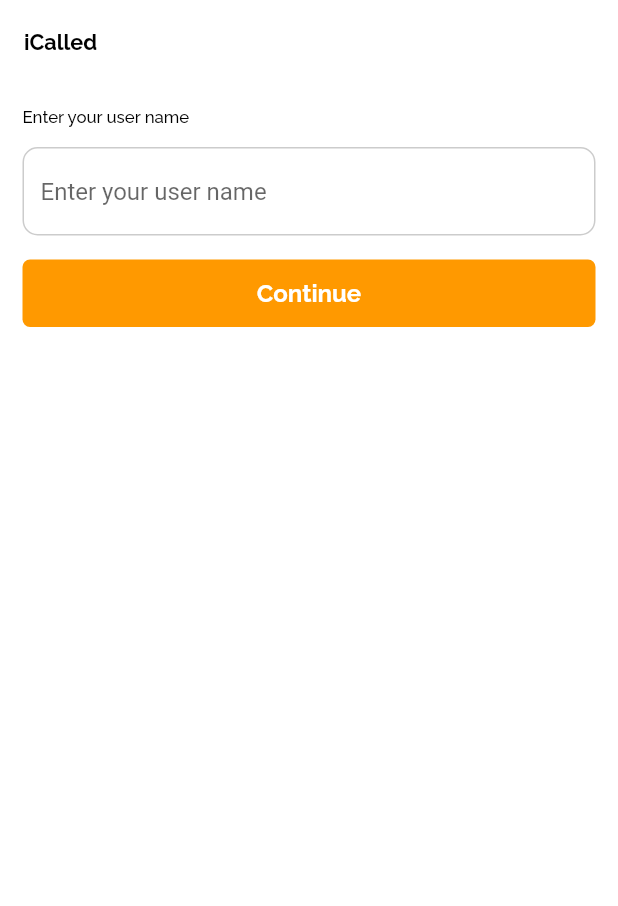
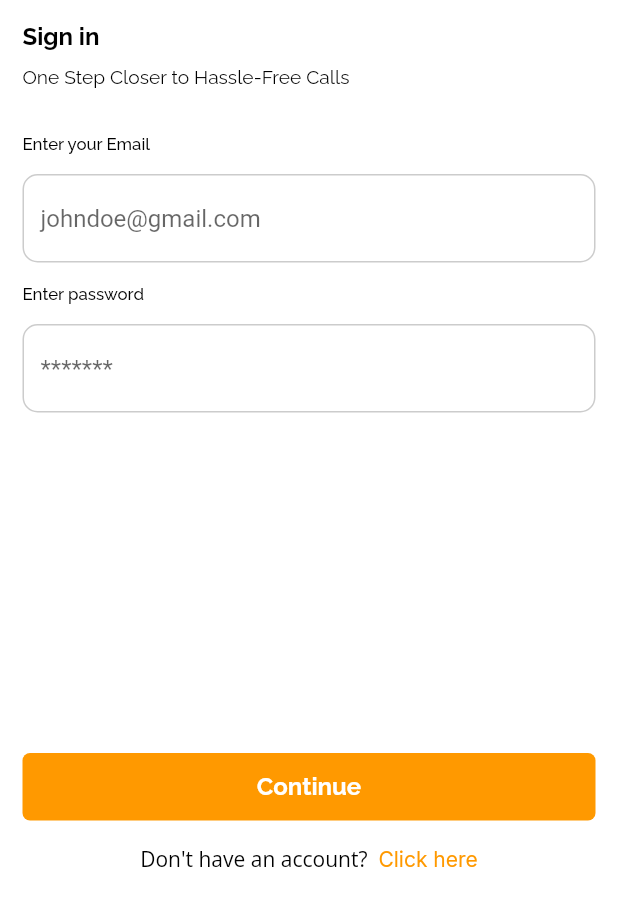
Before and after one commit to fiki2002/I_called, a Flutter app: the OnboardingScreen screen opened by its route, after a tap on "Get Started", on a phone screen of 412 x 824 dp. Shown: the top 906 px of the screen. Run offline on Flutter 3.47's test engine with Material 2 defaults, Android fonts, the phone set to English and light mode, and no system bars; our stand-ins replace firebase_core, flutter_svg, google_fonts; missing offline and left inert: zego_uikit_prebuilt_call; accounts and stored records are empty.

Commit message:
feat: sign in and sign up done

```diff
--- a/lib/core/components/text_widget.dart
+++ b/lib/core/components/text_widget.dart
@@ -1,3 +1,4 @@
+import 'package:flutter/gestures.dart';
 import 'package:i_called/core/constants/constants.dart';
 import 'package:flutter/material.dart';
 import 'package:google_fonts/google_fonts.dart';
@@ -62,6 +63,7 @@ class TwoSpanTextWidget extends StatelessWidget {
     this.maxLines,
     this.overflow,
     this.decoration,
+    this.recognizer2,
   }) : super(key: key);
 
   final String text;
@@ -76,6 +78,7 @@ class TwoSpanTextWidget extends StatelessWidget {
   final int? maxLines;
   final TextOverflow? overflow;
   final TextDecoration? decoration;
+  final GestureRecognizer? recognizer2;
 
   @override
   Widget build(BuildContext context) {
@@ -91,6 +94,7 @@ class TwoSpanTextWidget extends StatelessWidget {
         children: <InlineSpan>[
           TextSpan(
             text: text2,
+            recognizer: recognizer2,
             style: GoogleFonts.inter(
               fontSize: fontSize2,
               color: textColor2,
--- a/lib/core/components/textfield.dart
+++ b/lib/core/components/textfield.dart
@@ -12,6 +12,10 @@ class TextFieldWidget extends StatelessWidget {
     this.hintText,
     this.keyboardType,
     this.inputFormats,
+    this.title,
+    this.focusNode,
+    this.textInputAction,
+    this.onFieldSubmitted,
   });
 
   final String? Function(String?)? validator;
@@ -20,32 +24,32 @@ class TextFieldWidget extends StatelessWidget {
   final String? hintText;
   final TextInputType? keyboardType;
   final List<TextInputFormatter>? inputFormats;
+  final String? title;
+  final FocusNode? focusNode;
+  final TextInputAction? textInputAction;
+  final Function(String)? onFieldSubmitted;
+
   @override
   Widget build(BuildContext context) {
     return Column(
       crossAxisAlignment: CrossAxisAlignment.start,
       children: [
-        switch (showDefault) {
-          true => Column(
-              children: [
-                const TextWidget(
-                  'Enter your user name',
-                  fontSize: kfsTiny,
-                  fontWeight: kW500,
-                ),
-                Gap.box(height: kfsTiny),
-              ],
-            ),
-          false => const SizedBox.shrink(),
-          _ => const SizedBox.shrink(),
-        },
+        TextWidget(
+          title ?? 'Enter your user name',
+          fontSize: kfsTiny,
+          fontWeight: kW500,
+        ),
+        Gap.box(height: kfsTiny),
         TextFormField(
+          onFieldSubmitted: onFieldSubmitted,
+          textInputAction: textInputAction,
+          focusNode: focusNode,
           inputFormatters: inputFormats,
           keyboardType: keyboardType,
           validator: validator,
           controller: controller,
           decoration: InputDecoration(
-            hintText: showDefault == true ? 'Enter your user name' : hintText,
+            hintText: hintText ?? 'Enter your user name',
             border: _borderStyle,
             focusedBorder: _enabledBorder,
             enabledBorder: _borderStyle,
--- a/lib/core/navigator/route_generator.dart
+++ b/lib/core/navigator/route_generator.dart
@@ -5,9 +5,10 @@ import 'package:flutter/foundation.dart' show kIsWeb;
 import 'package:flutter/cupertino.dart';
 import 'package:flutter/material.dart';
 import 'package:i_called/core/navigator/navigator.dart';
+import 'package:i_called/features/auth/presentation/sign_up_view.dart';
 import 'package:i_called/features/call_page/domain/user_model.dart';
 import 'package:i_called/features/call_page/presentation/create_or_join_call.dart';
-import 'package:i_called/features/call_page/presentation/home_page.dart';
+import 'package:i_called/features/auth/presentation/login_view.dart';
 import 'package:i_called/features/call_page/presentation/preview_page.dart';
 import 'package:i_called/features/call_page/presentation/zego_cloud_prebuilt_widget.dart';
 import 'package:i_called/features/onboarding/onboarding_screen.dart';
@@ -20,8 +21,10 @@ class RouteGenerator {
     switch (settings.name) {
       case OnboardingScreen.route:
         return pageRoute(const OnboardingScreen());
-      case HomePage.route:
-        return pageRoute(const HomePage());
+      case LoginView.route:
+        return pageRoute(const LoginView());
+       case SignUpView.route:
+        return pageRoute(const SignUpView());
       case PreviewPage.route:
         return pageRoute(PreviewPage(user: args as User));
       case VideoCallPage.route:
--- /dev/null
+++ b/lib/features/auth/presentation/login_view.dart
@@ -0,0 +1,127 @@
+import 'dart:math';
+
+import 'package:flutter/gestures.dart';
+import 'package:flutter/material.dart';
+import 'package:i_called/core/components/components.dart';
+import 'package:i_called/core/components/textfield.dart';
+import 'package:i_called/core/constants/constants.dart';
+import 'package:i_called/core/navigator/navigator.dart';
+import 'package:i_called/core/utils/utils.dart';
+import 'package:i_called/features/auth/presentation/sign_up_view.dart';
+import 'package:i_called/features/call_page/domain/user_model.dart';
+import 'package:i_called/features/call_page/presentation/create_or_join_call.dart';
+
+class LoginView extends StatefulWidget {
+  static const route = 'home-page';
+  const LoginView({super.key});
+
+  @override
+  State<LoginView> createState() => _HomePageState();
+}
+
+class _HomePageState extends State<LoginView> {
+  final GlobalKey<FormState> _formKey = GlobalKey<FormState>();
+
+  late final TextEditingController _emailController;
+  late final TextEditingController _passwordController;
+  late final FocusNode _emailNode;
+  late final FocusNode _passwordNode;
+
+  @override
+  Widget build(BuildContext context) {
+    return ScaffoldWidget(
+      useSingleScroll: false,
+      body: Form(
+        key: _formKey,
+        child: Column(
+          crossAxisAlignment: CrossAxisAlignment.start,
+          children: [
+            const TextWidget(
+              'Sign in',
+              fontSize: kfsExtraLarge,
+              fontWeight: kW700,
+            ),
+            Gap.box(height: kSmall10),
+            const TextWidget('One Step Closer to Hassle-Free Calls'),
+            Gap.box(height: kBig30),
+            TextFieldWidget(
+              textInputAction: TextInputAction.next,
+              focusNode: _emailNode,
+              keyboardType: TextInputType.emailAddress,
+              onFieldSubmitted: (_) => _passwordNode.requestFocus(),
+              controller: _emailController,
+              validator: (value) => value?.validateEmail(),
+              hintText: 'johndoe@gmail.com',
+              title: 'Enter your Email',
+            ),
+            Gap.box(height: kfsTiny),
+            TextFieldWidget(
+              keyboardType: TextInputType.visiblePassword,
+              textInputAction: TextInputAction.done,
+              onFieldSubmitted: (_) => _submit(),
+              focusNode: _passwordNode,
+              controller: _passwordController,
+              title: 'Enter password',
+              hintText: '*******',
+              validator: (value) => value?.validatePassword(value),
+            ),
+            const Spacer(),
+            Button(
+              text: 'Continue',
+              onTap: () => _submit(),
+            ),
+            Gap.box(height: kfsMedium),
+            Align(
+              alignment: Alignment.center,
+              child: TwoSpanTextWidget(
+                'Don\'t have an account?  ',
+                'Click here',
+                fontSize: kfsTiny,
+                fontSize2: kfsTiny,
+                textColor2: kPrimaryColor,
+                recognizer2: TapGestureRecognizer()
+                  ..onTap =
+                      () => AppRouter.instance.navigateTo(SignUpView.route),
+              ),
+            ),
+            const Spacer(),
+          ],
+        ),
+      ),
+    );
+  }
+
+  @override
+  void initState() {
+    _emailController = TextEditingController();
+    _passwordController = TextEditingController();
+    _emailNode = FocusNode();
+    _passwordNode = FocusNode();
+    super.initState();
+  }
+
+  @override
+  void dispose() {
+    _emailController.dispose();
+    _passwordController.dispose();
+    _emailNode.dispose();
+    _passwordNode.dispose();
+    super.dispose();
+  }
+
+  void _submit() {
+    if (_formKey.currentState?.validate() ?? false) {
+      _formKey.currentState?.save();
+
+      final String id = Random().nextInt(1000).toString();
+
+      final User user = User(
+        id: id,
+        userName: 'text',
+        callId: '',
+      );
+
+      AppRouter.instance.navigateTo(CreateOrJoinCall.route, arguments: user);
+    }
+  }
+}
--- a/lib/features/call_page/presentation/home_page.dart
+++ /dev/null
@@ -1,86 +0,0 @@
-import 'dart:math';
-
-import 'package:flutter/material.dart';
-import 'package:i_called/core/components/components.dart';
-import 'package:i_called/core/components/textfield.dart';
-import 'package:i_called/core/constants/constants.dart';
-import 'package:i_called/core/navigator/navigator.dart';
-import 'package:i_called/core/utils/utils.dart';
-import 'package:i_called/features/call_page/domain/user_model.dart';
-import 'package:i_called/features/call_page/presentation/create_or_join_call.dart';
-
-class HomePage extends StatefulWidget {
-  static const route = 'home-page';
-  const HomePage({super.key});
-
-  @override
-  State<HomePage> createState() => _HomePageState();
-}
-
-class _HomePageState extends State<HomePage> {
-  final GlobalKey<FormState> _formKey = GlobalKey<FormState>();
-
-  late final TextEditingController _controller;
-
-  @override
-  void initState() {
-    _controller = TextEditingController();
-    super.initState();
-  }
-
-  @override
-  void dispose() {
-    _controller.dispose();
-    super.dispose();
-  }
-
-  @override
-  Widget build(BuildContext context) {
-    return ScaffoldWidget(
-      useSingleScroll: false,
-      appBar: AppBar(
-        backgroundColor: kcWhiteColor,
-        foregroundColor: kcTextColor,
-        elevation: 0,
-        automaticallyImplyLeading: false,
-        title: const TextWidget(
-          'iCalled',
-          fontSize: kfsLarge,
-          fontWeight: kW700,
-        ),
-      ),
-      body: Form(
-        key: _formKey,
-        child: Column(
-          children: [
-            TextFieldWidget(
-              controller: _controller,
-              validator: (value) => value?.validateAnyField(field: 'User name'),
-            ),
-            Gap.box(height: kfsMedium),
-            Button(
-              text: 'Continue',
-              onTap: () => _submit(),
-            ),
-          ],
-        ),
-      ),
-    );
-  }
-
-  void _submit() {
-    if (_formKey.currentState?.validate() ?? false) {
-      _formKey.currentState?.save();
-
-      final String id = Random().nextInt(1000).toString();
-
-      final User user = User(
-        id: id,
-        userName: _controller.text,
-        callId: '',
-      );
-
-      AppRouter.instance.navigateTo(CreateOrJoinCall.route, arguments: user);
-    }
-  }
-}
--- a/lib/features/onboarding/onboarding_screen.dart
+++ b/lib/features/onboarding/onboarding_screen.dart
@@ -2,7 +2,7 @@ import 'package:flutter/material.dart';
 import 'package:i_called/core/components/components.dart';
 import 'package:i_called/core/constants/constants.dart';
 import 'package:i_called/core/navigator/navigator.dart';
-import 'package:i_called/features/call_page/presentation/home_page.dart';
+import 'package:i_called/features/auth/presentation/login_view.dart';
 
 class OnboardingScreen extends StatelessWidget {
   static const route = "/onboarding";
@@ -33,8 +33,8 @@ class OnboardingScreen extends StatelessWidget {
           Gap.box(height: kBig100),
           Button(
             text: 'Get Started',
-            onTap: () => AppRouter.instance.clearRouteAndPush(HomePage.route),
-          )
+            onTap: () => AppRouter.instance.clearRouteAndPush(LoginView.route),
+          ),
         ],
       ),
     );
--- a/pubspec.yaml
+++ b/pubspec.yaml
@@ -18,6 +18,7 @@ dependencies:
   flutter_svg: ^2.0.7
   zego_uikit_signaling_plugin: ^2.5.2
   firebase_core: ^2.17.0
+  firebase_auth: ^4.10.1
 
 dependency_overrides:
   awesome_notifications: ^0.8.2
```
Also changed, not shown: lib/core/utils/extensions.dart (+59 -0 lines), lib/features/auth/presentation/sign_up_view.dart (added, +135 -0 lines), pubspec.lock, 3 other files.
